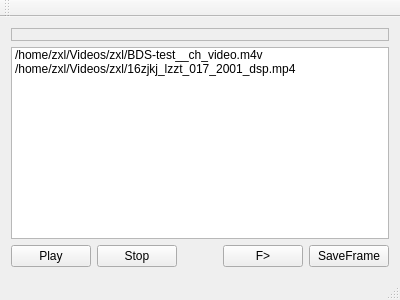
Above: VLCDemo/mainwindow.ui from zxl1001/VlcPainter before the change. Below: the same form after it.
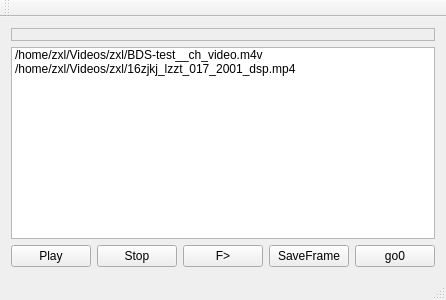
That is the form after the change.

The edit to the form file:
```diff
--- a/VLCDemo/mainwindow.ui
+++ b/VLCDemo/mainwindow.ui
@@ -120,6 +120,13 @@
         </property>
        </widget>
       </item>
+      <item>
+       <widget class="QPushButton" name="goBtn">
+        <property name="text">
+         <string>go0</string>
+        </property>
+       </widget>
+      </item>
      </layout>
     </item>
    </layout>
```
